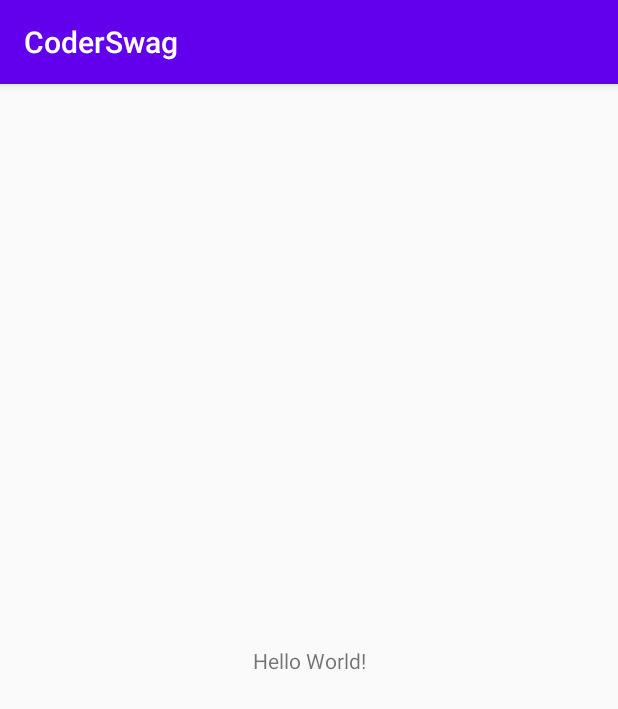
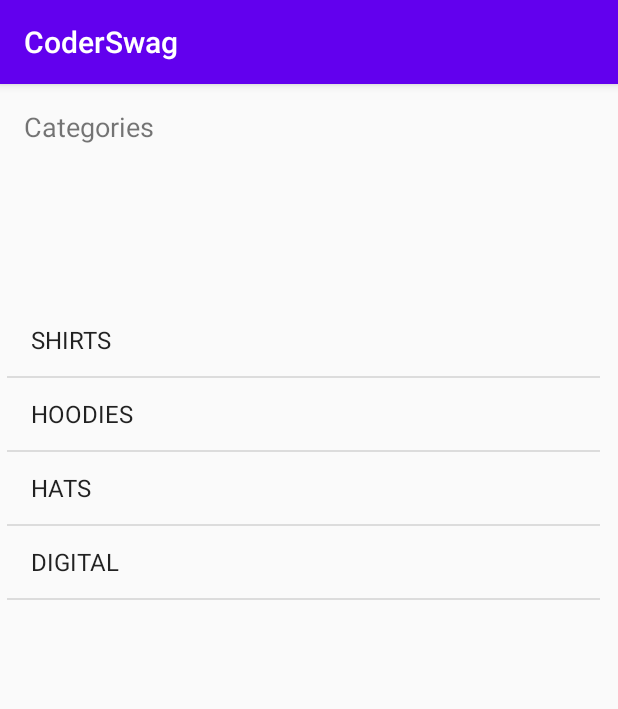
Before and after one commit to sharewithstephan/CoderSwag, an Android app: the screen it shows after launch (MainActivity), on a phone screen of 412 x 824 dp. Shown: the top 709 px of the screen. Run offline under Robolectric (Android 15) with nearby library versions, the phone set to English and light mode, and no system bars.

Commit message:
lesson-02

```diff
--- a/app/src/main/java/Controller/MainActivity.kt
+++ b/app/src/main/java/Controller/MainActivity.kt
@@ -1,12 +1,26 @@
 package Controller
 
+import Model.Category
+import Services.DataServices
 import androidx.appcompat.app.AppCompatActivity
 import android.os.Bundle
+import android.widget.ArrayAdapter
 import com.example.coderswag.R
+import kotlinx.android.synthetic.main.activity_main.*
 
 class MainActivity : AppCompatActivity() {
+
+   lateinit var adapter : ArrayAdapter<Category>
+
+
     override fun onCreate(savedInstanceState: Bundle?) {
         super.onCreate(savedInstanceState)
         setContentView(R.layout.activity_main)
+
+
+        adapter= ArrayAdapter(this,
+        android.R.layout.simple_list_item_1,
+        DataServices.categories)
+        catrgoryListView.adapter= adapter
     }
 }
--- a/app/src/main/java/Model/Category.kt
+++ b/app/src/main/java/Model/Category.kt
@@ -1,3 +1,7 @@
 package Model
 
-class Category(val title: String, val image: String)
+class Category(val title: String, val image: String){
+    override fun toString(): String {
+        return title
+    }
+}
--- a/app/src/main/res/layout/activity_main.xml
+++ b/app/src/main/res/layout/activity_main.xml
@@ -7,12 +7,26 @@
     tools:context="Controller.MainActivity">
 
     <TextView
+        android:id="@+id/textView"
         android:layout_width="wrap_content"
         android:layout_height="wrap_content"
-        android:text="Hello World!"
-        app:layout_constraintBottom_toBottomOf="parent"
-        app:layout_constraintLeft_toLeftOf="parent"
-        app:layout_constraintRight_toRightOf="parent"
+        android:layout_marginStart="16dp"
+        android:layout_marginTop="16dp"
+        android:text="Categories"
+        android:textSize="18sp"
+        app:layout_constraintStart_toStartOf="parent"
         app:layout_constraintTop_toTopOf="parent" />
 
+    <ListView
+        android:id="@+id/catrgoryListView"
+        android:layout_width="395dp"
+        android:layout_height="516dp"
+        android:layout_marginTop="8dp"
+        android:layout_marginEnd="8dp"
+        android:layout_marginBottom="8dp"
+        app:layout_constraintBottom_toBottomOf="parent"
+        app:layout_constraintEnd_toEndOf="parent"
+        app:layout_constraintStart_toStartOf="parent"
+        app:layout_constraintTop_toBottomOf="@+id/textView" />
+
 </androidx.constraintlayout.widget.ConstraintLayout>
```
Also changed, not shown: app/src/main/res/layout/category_list_item.xml (added, +36 -0 lines).
